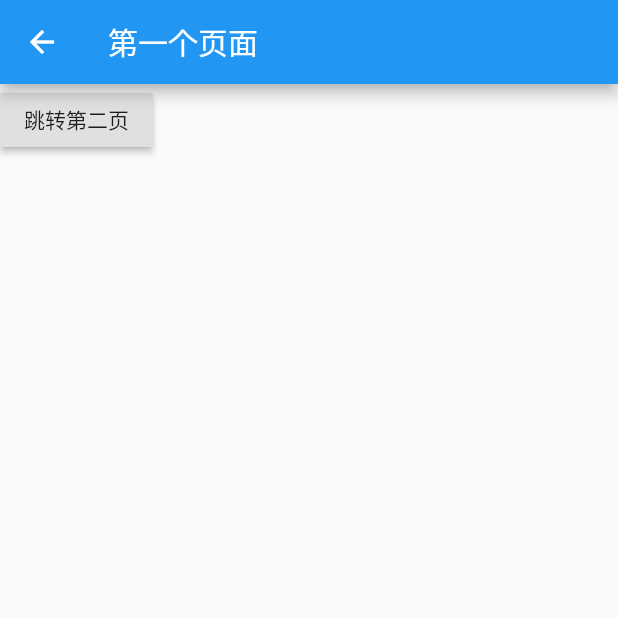
After one commit to xiaoshengxianjun/flutter_study, a Flutter app: the screen it shows after launch, item 3 of the bottom bar chosen, after a tap on "路由", on a phone screen of 412 x 824 dp, the top half of it. The commit adds this screen. Run offline on Flutter 3.47's test engine with Material 2 defaults, Android fonts, the phone set to English and light mode, and no system bars; our stand-ins replace flutter_swiper; network calls fail.

Commit message:
添加路由操作演示模块

```diff
--- a/lib/router/routers.dart
+++ b/lib/router/routers.dart
@@ -4,12 +4,18 @@ import '../wedgets/myHome.dart';
 import '../wedgets/user/login.dart';
 import '../wedgets/user/regist.dart';
 import '../wedgets/bottomNavBar.dart';
+import '../wedgets/routerDeme/page1.dart';
+import '../wedgets/routerDeme/page2.dart';
+import '../wedgets/routerDeme/page3.dart';
 
 final routes = {
 //  '/': (context) => MyHomePage(),
   '/login': (context, {arguments}) => LoginPage(arguments:arguments),
   '/regist': (context) => RegistPage(),
   '/bottomNavBar': (context) => BottomNavBarPage(),
+  '/page1': (context) => PageOne(),
+  '/page2': (context) => PageTwo(),
+  '/page3': (context) => PageThree(),
 };
 
 // 固定写法，命名路由可以传参写法
--- /dev/null
+++ b/lib/wedgets/routerDeme/page1.dart
@@ -0,0 +1,22 @@
+import 'package:flutter/material.dart';
+
+class PageOne extends StatelessWidget {
+  @override
+  Widget build(BuildContext context) {
+    return Scaffold(
+      appBar: AppBar(
+        title: Text("第一个页面"),
+      ),
+      body: Column(
+        children: <Widget>[
+          RaisedButton(
+              child: Text("跳转第二页"),
+              onPressed: (){
+                Navigator.pushNamed(context, '/page2', arguments: 'hello');
+              }
+          )
+        ],
+      ),
+    );
+  }
+}
--- a/lib/wedgets/tabs/layout.dart
+++ b/lib/wedgets/tabs/layout.dart
@@ -71,6 +71,12 @@ class _LayoutPageState extends State<LayoutPage> with SingleTickerProviderStateM
                 ],
               ),
             ),
+            RaisedButton(
+                child: Text("路由"),
+                onPressed: (){
+                    Navigator.pushNamed(context, '/page1');
+                }
+            )
           ],
         ),
       ),
```
Also changed, not shown: lib/wedgets/routerDeme/page2.dart (added, +31 -0 lines), lib/wedgets/routerDeme/page3.dart (added, +22 -0 lines).
